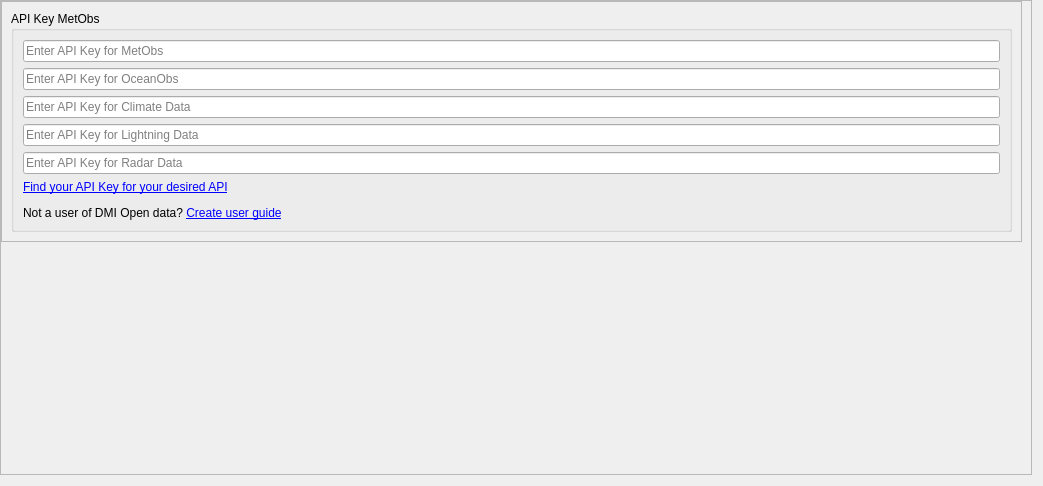
Above: settings/settings.ui from dmidk/Open-Data-QGIS-plugin before the change. Below: the same form after it.
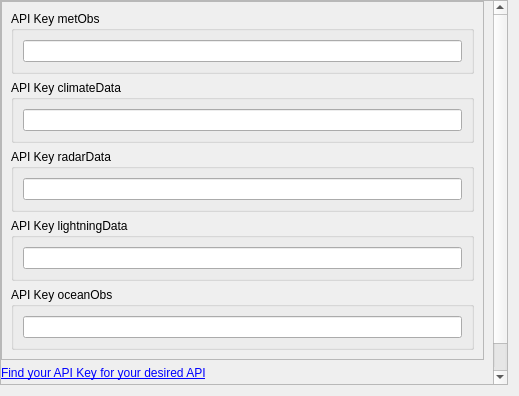
That is the form after the change.

The edit to the form file:
```diff
--- a/settings/settings.ui
+++ b/settings/settings.ui
@@ -6,8 +6,8 @@
    <rect>
     <x>0</x>
     <y>0</y>
-    <width>1043</width>
-    <height>486</height>
+    <width>519</width>
+    <height>396</height>
    </rect>
   </property>
   <property name="windowTitle">
@@ -45,8 +45,8 @@
        <rect>
         <x>0</x>
         <y>0</y>
-        <width>1032</width>
-        <height>274</height>
+        <width>511</width>
+        <height>287</height>
        </rect>
       </property>
       <property name="sizePolicy">
@@ -62,6 +62,16 @@
        <property name="topMargin">
         <number>0</number>
        </property>
+       <item row="1" column="0">
+        <widget class="QLabel" name="label">
+         <property name="text">
+          <string>&lt;html&gt;&lt;head/&gt;&lt;body&gt;&lt;p&gt;&lt;a href=&quot;https://confluence.govcloud.dk/display/FDAPI/User+Creation#UserCreation-FindYourAPIKeyRetrieveyourAPIKey&quot;&gt;&lt;span style=&quot; text-decoration: underline; color:#0000ff;&quot;&gt;Find your API Key for your desired API&lt;/span&gt;&lt;/a&gt;&lt;/p&gt;&lt;p&gt;Not a user of DMI Open data? &lt;a href=&quot;https://confluence.govcloud.dk/display/FDAPI/User+Creation#UserCreation-UserCreation&quot;&gt;&lt;span style=&quot; text-decoration: underline; color:#0000ff;&quot;&gt;User guide&lt;/span&gt;&lt;/a&gt;&lt;/p&gt;&lt;/body&gt;&lt;/html&gt;</string>
+         </property>
+         <property name="openExternalLinks">
+          <bool>true</bool>
+         </property>
+        </widget>
+       </item>
        <item row="0" column="0">
         <widget class="QFrame" name="frame">
          <property name="sizePolicy">
@@ -80,7 +90,7 @@
           <item>
            <widget class="QGroupBox" name="groupBox_metObs">
             <property name="title">
-             <string>API Key MetObs</string>
+             <string>API Key metObs</string>
             </property>
             <layout class="QVBoxLayout" name="verticalLayout">
              <item>
@@ -89,59 +99,57 @@
                 <string/>
                </property>
                <property name="placeholderText">
-                <string>Enter API Key for MetObs</string>
-               </property>
-              </widget>
-             </item>
-             <item>
-              <widget class="QLineEdit" name="DMI_apiKey_oceanObs">
-               <property name="text">
                 <string/>
                </property>
-               <property name="placeholderText">
-                <string>Enter API Key for OceanObs</string>
-               </property>
               </widget>
              </item>
+            </layout>
+           </widget>
+          </item>
+          <item>
+           <widget class="QGroupBox" name="groupBox">
+            <property name="title">
+             <string>API Key climateData </string>
+            </property>
+            <layout class="QVBoxLayout" name="verticalLayout_3">
              <item>
-              <widget class="QLineEdit" name="DMI_apiKey_climateData">
-               <property name="text">
-                <string/>
-               </property>
-               <property name="placeholderText">
-                <string>Enter API Key for Climate Data</string>
-               </property>
-              </widget>
+              <widget class="QLineEdit" name="DMI_apiKey_climateData"/>
              </item>
+            </layout>
+           </widget>
+          </item>
+          <item>
+           <widget class="QGroupBox" name="groupBox_2">
+            <property name="title">
+             <string>API Key radarData</string>
+            </property>
+            <layout class="QVBoxLayout" name="verticalLayout_4">
              <item>
-              <widget class="QLineEdit" name="DMI_apiKey_lightningData">
-               <property name="text">
-                <string/>
-               </property>
-               <property name="placeholderText">
-                <string>Enter API Key for Lightning Data</string>
-               </property>
-              </widget>
+              <widget class="QLineEdit" name="DMI_apiKey_radarData"/>
              </item>
+            </layout>
+           </widget>
+          </item>
+          <item>
+           <widget class="QGroupBox" name="groupBox_3">
+            <property name="title">
+             <string>API Key lightningData</string>
+            </property>
+            <layout class="QVBoxLayout" name="verticalLayout_5">
              <item>
-              <widget class="QLineEdit" name="DMI_apiKey_radarData">
-               <property name="text">
-                <string/>
-               </property>
-               <property name="placeholderText">
-                <string>Enter API Key for Radar Data</string>
-               </property>
-              </widget>
+              <widget class="QLineEdit" name="DMI_apiKey_lightningData"/>
              </item>
+            </layout>
+           </widget>
+          </item>
+          <item>
+           <widget class="QGroupBox" name="groupBox_4">
+            <property name="title">
+             <string>API Key oceanObs</string>
+            </property>
+            <layout class="QVBoxLayout" name="verticalLayout_6">
              <item>
-              <widget class="QLabel" name="label">
-               <property name="text">
-                <string>&lt;html&gt;&lt;head/&gt;&lt;body&gt;&lt;p&gt;&lt;a href=&quot;https://confluence.govcloud.dk/display/FDAPI/User+Creation#UserCreation-FindYourAPIKeyRetrieveyourAPIKey&quot;&gt;&lt;span style=&quot; text-decoration: underline; color:#0000ff;&quot;&gt;Find your API Key for your desired API&lt;/span&gt;&lt;/a&gt;&lt;/p&gt;&lt;p&gt;Not a user of DMI Open data? &lt;a href=&quot;https://confluence.govcloud.dk/display/FDAPI/User+Creation#UserCreation-UserCreation&quot;&gt;&lt;span style=&quot; text-decoration: underline; color:#0000ff;&quot;&gt;Create user guide&lt;/span&gt;&lt;/a&gt;&lt;/p&gt;&lt;/body&gt;&lt;/html&gt;</string>
-               </property>
-               <property name="openExternalLinks">
-                <bool>true</bool>
-               </property>
-              </widget>
+              <widget class="QLineEdit" name="DMI_apiKey_oceanObs"/>
              </item>
             </layout>
            </widget>
```
